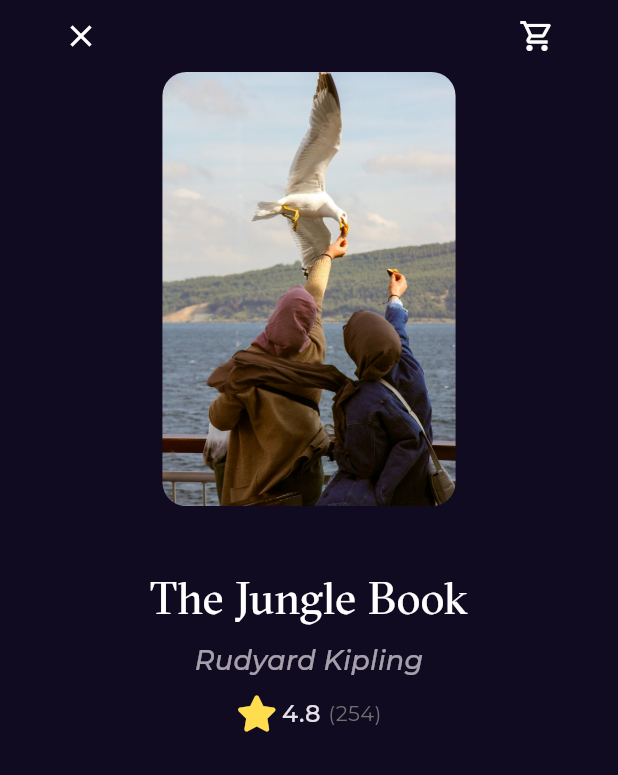
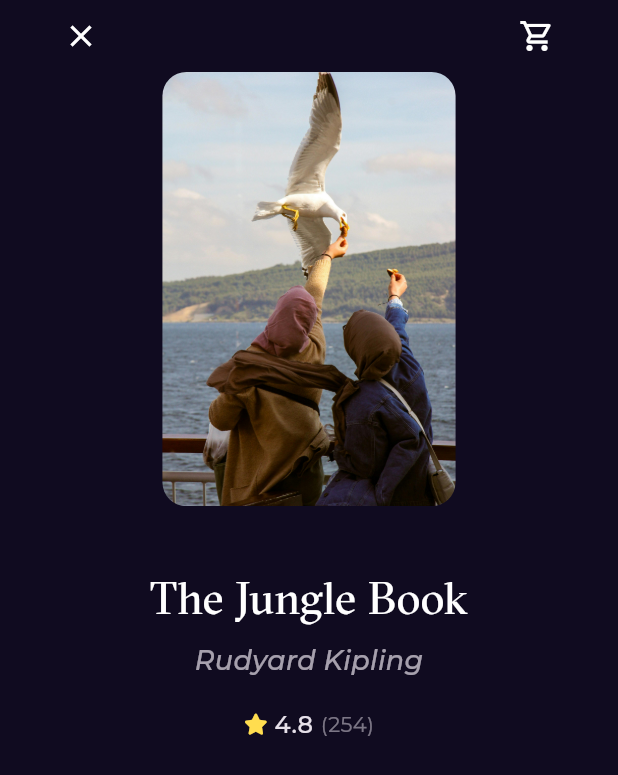
Before and after one commit to 7odaHany/Bookly, a Flutter app: the BookDetailsView screen opened by its route, on a phone screen of 412 x 824 dp. Shown: the top 775 px of the screen. Run offline on Flutter 3.47's test engine with Material 3 defaults, Android fonts, the phone set to English and light mode, and no system bars; our stand-ins replace flutter_svg, font_awesome_flutter, go_router, google_fonts.

Commit message:
update BookRating widget in book details view

```diff
--- a/lib/Features/home/presentation/views/widgets/book_details_view_body.dart
+++ b/lib/Features/home/presentation/views/widgets/book_details_view_body.dart
@@ -44,9 +44,11 @@ class BookDetailsViewBody extends StatelessWidget {
             ),
           ),
           const SizedBox(
-            height: 10,
+            height: 18,
           ),
-          const BookRating(),
+          const BookRating(
+            mainAxisAlignment: MainAxisAlignment.center,
+          ),
         ],
       ),
     );
--- a/lib/Features/home/presentation/views/widgets/book_rating.dart
+++ b/lib/Features/home/presentation/views/widgets/book_rating.dart
@@ -1,18 +1,19 @@
-
 import 'package:bookly/core/Utils/styles.dart';
 import 'package:flutter/material.dart';
 import 'package:font_awesome_flutter/font_awesome_flutter.dart';
 
 class BookRating extends StatelessWidget {
-  const BookRating({super.key});
-
+  const BookRating(
+      {super.key, this.mainAxisAlignment = MainAxisAlignment.start});
+  final MainAxisAlignment mainAxisAlignment;
   @override
   Widget build(BuildContext context) {
-    return  Row(
-      mainAxisAlignment: MainAxisAlignment.center,
+    return Row(
+      mainAxisAlignment: mainAxisAlignment,
       children: [
         const Icon(
           FontAwesomeIcons.solidStar,
+          size: 14,
           color: Color(0xFFFFDD4F),
         ),
         const SizedBox(width: 6.3),
@@ -21,10 +22,13 @@ class BookRating extends StatelessWidget {
           style: Styles.textStyle16,
         ),
         const SizedBox(width: 5),
-        Text(
-          '(254)',
-          style: Styles.textStyle14.copyWith(
-            color: const Color(0xFF707070),
+        Opacity(
+          opacity: .5,
+          child: Text(
+            '(254)',
+            style: Styles.textStyle14.copyWith(
+
+            ),
           ),
         )
       ],
```
